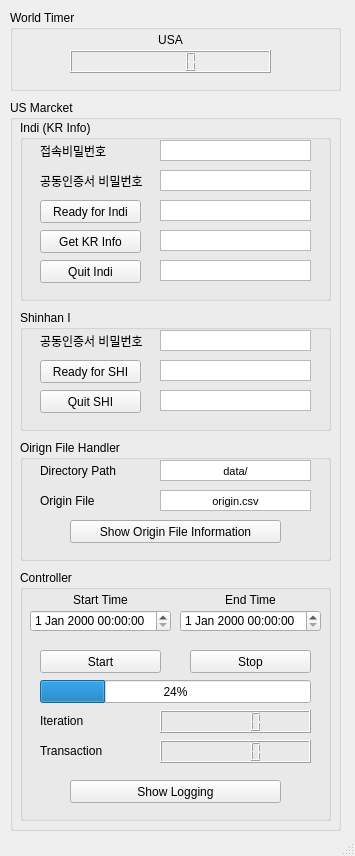
LeoHNLee/portfolio_manager, file pm/templates/main.ui: the form before one commit.
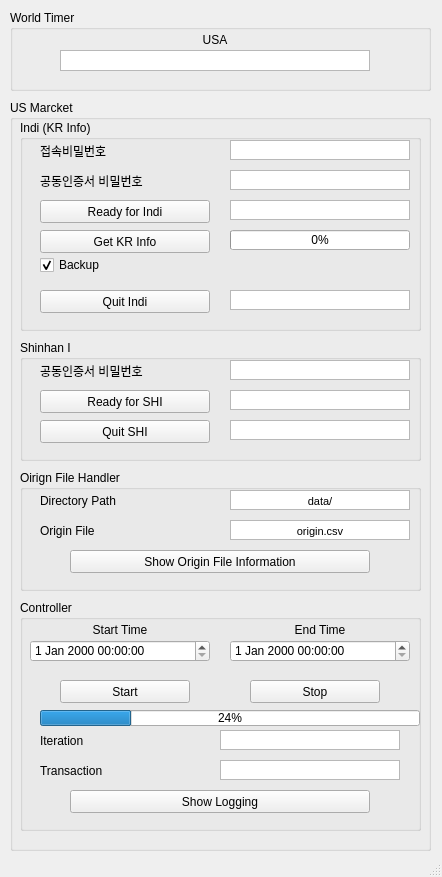
The form after the commit.

Commit message: [dev] Qt w/  indi kr info get

```diff
--- a/pm/templates/main.ui
+++ b/pm/templates/main.ui
@@ -6,8 +6,8 @@
    <rect>
     <x>0</x>
     <y>0</y>
-    <width>355</width>
-    <height>856</height>
+    <width>442</width>
+    <height>877</height>
    </rect>
   </property>
   <property name="windowTitle">
@@ -19,29 +19,19 @@
      <rect>
       <x>10</x>
       <y>10</y>
-      <width>331</width>
+      <width>421</width>
       <height>81</height>
      </rect>
     </property>
     <property name="title">
      <string>World Timer</string>
     </property>
-    <widget class="QLCDNumber" name="lcdNumberUS">
-     <property name="geometry">
-      <rect>
-       <x>60</x>
-       <y>40</y>
-       <width>201</width>
-       <height>23</height>
-      </rect>
-     </property>
-    </widget>
     <widget class="QLabel" name="label">
      <property name="geometry">
       <rect>
        <x>60</x>
        <y>20</y>
-       <width>201</width>
+       <width>290</width>
        <height>20</height>
       </rect>
      </property>
@@ -55,14 +45,37 @@
       <bool>false</bool>
      </property>
     </widget>
+    <widget class="QTextBrowser" name="USCntrIter_tb_2">
+     <property name="geometry">
+      <rect>
+       <x>50</x>
+       <y>40</y>
+       <width>310</width>
+       <height>21</height>
+      </rect>
+     </property>
+     <property name="verticalScrollBarPolicy">
+      <enum>Qt::ScrollBarAlwaysOff</enum>
+     </property>
+     <property name="horizontalScrollBarPolicy">
+      <enum>Qt::ScrollBarAlwaysOff</enum>
+     </property>
+     <property name="html">
+      <string>&lt;!DOCTYPE HTML PUBLIC &quot;-//W3C//DTD HTML 4.0//EN&quot; &quot;http://www.w3.org/TR/REC-html40/strict.dtd&quot;&gt;
+&lt;html&gt;&lt;head&gt;&lt;meta name=&quot;qrichtext&quot; content=&quot;1&quot; /&gt;&lt;style type=&quot;text/css&quot;&gt;
+p, li { white-space: pre-wrap; }
+&lt;/style&gt;&lt;/head&gt;&lt;body style=&quot; font-family:'MS Shell Dlg 2'; font-size:8pt; font-weight:400; font-style:normal;&quot;&gt;
+&lt;p align=&quot;center&quot; style=&quot;-qt-paragraph-type:empty; margin-top:0px; margin-bottom:0px; margin-left:0px; margin-right:0px; -qt-block-indent:0; text-indent:0px;&quot;&gt;&lt;br /&gt;&lt;/p&gt;&lt;/body&gt;&lt;/html&gt;</string>
+     </property>
+    </widget>
    </widget>
    <widget class="QGroupBox" name="groupBox_2">
     <property name="geometry">
      <rect>
       <x>10</x>
       <y>100</y>
-      <width>331</width>
-      <height>731</height>
+      <width>421</width>
+      <height>751</height>
      </rect>
     </property>
     <property name="title">
@@ -73,8 +86,8 @@
       <rect>
        <x>10</x>
        <y>20</y>
-       <width>311</width>
-       <height>181</height>
+       <width>401</width>
+       <height>211</height>
       </rect>
      </property>
      <property name="title">
@@ -85,7 +98,7 @@
        <rect>
         <x>20</x>
         <y>80</y>
-        <width>101</width>
+        <width>170</width>
         <height>23</height>
        </rect>
       </property>
@@ -98,7 +111,7 @@
        <rect>
         <x>20</x>
         <y>110</y>
-        <width>101</width>
+        <width>170</width>
         <height>23</height>
        </rect>
       </property>
@@ -109,10 +122,10 @@
      <widget class="QTextEdit" name="textEdit">
       <property name="geometry">
        <rect>
-        <x>140</x>
+        <x>210</x>
         <y>20</y>
-        <width>151</width>
-        <height>21</height>
+        <width>180</width>
+        <height>20</height>
        </rect>
       </property>
       <property name="verticalScrollBarPolicy">
@@ -140,7 +153,7 @@
        <rect>
         <x>20</x>
         <y>20</y>
-        <width>71</width>
+        <width>170</width>
         <height>21</height>
        </rect>
       </property>
@@ -153,7 +166,7 @@
        <rect>
         <x>20</x>
         <y>50</y>
-        <width>111</width>
+        <width>170</width>
         <height>21</height>
        </rect>
       </property>
@@ -164,10 +177,10 @@
      <widget class="QTextEdit" name="textEdit_2">
       <property name="geometry">
        <rect>
-        <x>140</x>
+        <x>210</x>
         <y>50</y>
-        <width>151</width>
-        <height>21</height>
+        <width>180</width>
+        <height>20</height>
        </rect>
       </property>
       <property name="verticalScrollBarPolicy">
@@ -187,33 +200,10 @@
      <widget class="QTextBrowser" name="textBrowser">
       <property name="geometry">
        <rect>
-        <x>140</x>
+        <x>210</x>
         <y>80</y>
-        <width>151</width>
-        <height>21</height>
-       </rect>
-      </property>
-      <property name="verticalScrollBarPolicy">
-       <enum>Qt::ScrollBarAlwaysOff</enum>
-      </property>
-      <property name="horizontalScrollBarPolicy">
-       <enum>Qt::ScrollBarAlwaysOff</enum>
-      </property>
-      <property name="html">
-       <string>&lt;!DOCTYPE HTML PUBLIC &quot;-//W3C//DTD HTML 4.0//EN&quot; &quot;http://www.w3.org/TR/REC-html40/strict.dtd&quot;&gt;
-&lt;html&gt;&lt;head&gt;&lt;meta name=&quot;qrichtext&quot; content=&quot;1&quot; /&gt;&lt;style type=&quot;text/css&quot;&gt;
-p, li { white-space: pre-wrap; }
-&lt;/style&gt;&lt;/head&gt;&lt;body style=&quot; font-family:'MS Shell Dlg 2'; font-size:8pt; font-weight:400; font-style:normal;&quot;&gt;
-&lt;p align=&quot;center&quot; style=&quot;-qt-paragraph-type:empty; margin-top:0px; margin-bottom:0px; margin-left:0px; margin-right:0px; -qt-block-indent:0; text-indent:0px;&quot;&gt;&lt;br /&gt;&lt;/p&gt;&lt;/body&gt;&lt;/html&gt;</string>
-      </property>
-     </widget>
-     <widget class="QTextBrowser" name="textBrowser_2">
-      <property name="geometry">
-       <rect>
-        <x>140</x>
-        <y>110</y>
-        <width>151</width>
-        <height>21</height>
+        <width>180</width>
+        <height>20</height>
        </rect>
       </property>
       <property name="verticalScrollBarPolicy">
@@ -233,10 +223,10 @@
      <widget class="QTextBrowser" name="textBrowser_3">
       <property name="geometry">
        <rect>
-        <x>140</x>
-        <y>140</y>
-        <width>151</width>
-        <height>21</height>
+        <x>210</x>
+        <y>170</y>
+        <width>180</width>
+        <height>20</height>
        </rect>
       </property>
       <property name="verticalScrollBarPolicy">
@@ -257,8 +247,8 @@
       <property name="geometry">
        <rect>
         <x>20</x>
-        <y>140</y>
-        <width>101</width>
+        <y>170</y>
+        <width>170</width>
         <height>23</height>
        </rect>
       </property>
@@ -266,14 +256,46 @@
        <string>Quit Indi</string>
       </property>
      </widget>
+     <widget class="QCheckBox" name="USIndiGetBackup_cb">
+      <property name="geometry">
+       <rect>
+        <x>20</x>
+        <y>130</y>
+        <width>180</width>
+        <height>30</height>
+       </rect>
+      </property>
+      <property name="mouseTracking">
+       <bool>true</bool>
+      </property>
+      <property name="text">
+       <string>Backup</string>
+      </property>
+      <property name="checked">
+       <bool>true</bool>
+      </property>
+     </widget>
+     <widget class="QProgressBar" name="USIndiGet_pb">
+      <property name="geometry">
+       <rect>
+        <x>210</x>
+        <y>110</y>
+        <width>180</width>
+        <height>20</height>
+       </rect>
+      </property>
+      <property name="value">
+       <number>0</number>
+      </property>
+     </widget>
     </widget>
     <widget class="QGroupBox" name="groupBox_4">
      <property name="geometry">
       <rect>
        <x>10</x>
-       <y>470</y>
-       <width>311</width>
-       <height>251</height>
+       <y>500</y>
+       <width>401</width>
+       <height>231</height>
       </rect>
      </property>
      <property name="title">
@@ -282,9 +304,9 @@
      <widget class="QLabel" name="label_4">
       <property name="geometry">
        <rect>
-        <x>160</x>
+        <x>210</x>
         <y>20</y>
-        <width>141</width>
+        <width>180</width>
         <height>20</height>
        </rect>
       </property>
@@ -303,7 +325,7 @@
        <rect>
         <x>10</x>
         <y>40</y>
-        <width>141</width>
+        <width>180</width>
         <height>22</height>
        </rect>
       </property>
@@ -321,9 +343,9 @@
      <widget class="QDateTimeEdit" name="USCntrEndTime">
       <property name="geometry">
        <rect>
-        <x>160</x>
+        <x>210</x>
         <y>40</y>
-        <width>141</width>
+        <width>180</width>
         <height>22</height>
        </rect>
       </property>
@@ -331,9 +353,9 @@
      <widget class="QPushButton" name="USCntrrEnd">
       <property name="geometry">
        <rect>
-        <x>170</x>
+        <x>230</x>
         <y>80</y>
-        <width>121</width>
+        <width>130</width>
         <height>23</height>
        </rect>
       </property>
@@ -344,9 +366,9 @@
      <widget class="QPushButton" name="USCntrStart">
       <property name="geometry">
        <rect>
-        <x>20</x>
+        <x>40</x>
         <y>80</y>
-        <width>121</width>
+        <width>130</width>
         <height>23</height>
        </rect>
       </property>
@@ -359,7 +381,7 @@
        <rect>
         <x>10</x>
         <y>20</y>
-        <width>141</width>
+        <width>180</width>
         <height>20</height>
        </rect>
       </property>
@@ -377,8 +399,8 @@
       <property name="geometry">
        <rect>
         <x>20</x>
-        <y>140</y>
-        <width>111</width>
+        <y>130</y>
+        <width>170</width>
         <height>21</height>
        </rect>
       </property>
@@ -390,8 +412,8 @@
       <property name="geometry">
        <rect>
         <x>20</x>
-        <y>170</y>
-        <width>111</width>
+        <y>160</y>
+        <width>170</width>
         <height>21</height>
        </rect>
       </property>
@@ -403,8 +425,8 @@
       <property name="geometry">
        <rect>
         <x>50</x>
-        <y>210</y>
-        <width>211</width>
+        <y>190</y>
+        <width>300</width>
         <height>23</height>
        </rect>
       </property>
@@ -417,41 +439,67 @@
        <rect>
         <x>20</x>
         <y>110</y>
-        <width>271</width>
-        <height>23</height>
+        <width>380</width>
+        <height>16</height>
        </rect>
       </property>
       <property name="value">
        <number>24</number>
       </property>
      </widget>
-     <widget class="QLCDNumber" name="lcdNumber">
+     <widget class="QTextBrowser" name="USCntrIter_tb">
       <property name="geometry">
        <rect>
-        <x>140</x>
-        <y>140</y>
-        <width>151</width>
-        <height>23</height>
+        <x>200</x>
+        <y>130</y>
+        <width>180</width>
+        <height>20</height>
        </rect>
       </property>
+      <property name="verticalScrollBarPolicy">
+       <enum>Qt::ScrollBarAlwaysOff</enum>
+      </property>
+      <property name="horizontalScrollBarPolicy">
+       <enum>Qt::ScrollBarAlwaysOff</enum>
+      </property>
+      <property name="html">
+       <string>&lt;!DOCTYPE HTML PUBLIC &quot;-//W3C//DTD HTML 4.0//EN&quot; &quot;http://www.w3.org/TR/REC-html40/strict.dtd&quot;&gt;
+&lt;html&gt;&lt;head&gt;&lt;meta name=&quot;qrichtext&quot; content=&quot;1&quot; /&gt;&lt;style type=&quot;text/css&quot;&gt;
+p, li { white-space: pre-wrap; }
+&lt;/style&gt;&lt;/head&gt;&lt;body style=&quot; font-family:'MS Shell Dlg 2'; font-size:8pt; font-weight:400; font-style:normal;&quot;&gt;
+&lt;p align=&quot;center&quot; style=&quot;-qt-paragraph-type:empty; margin-top:0px; margin-bottom:0px; margin-left:0px; margin-right:0px; -qt-block-indent:0; text-indent:0px;&quot;&gt;&lt;br /&gt;&lt;/p&gt;&lt;/body&gt;&lt;/html&gt;</string>
+      </property>
      </widget>
-     <widget class="QLCDNumber" name="lcdNumber_2">
+     <widget class="QTextBrowser" name="USCntrTrans_tb">
       <property name="geometry">
        <rect>
-        <x>140</x>
-        <y>170</y>
-        <width>151</width>
-        <height>23</height>
+        <x>200</x>
+        <y>160</y>
+        <width>180</width>
+        <height>20</height>
        </rect>
       </property>
+      <property name="verticalScrollBarPolicy">
+       <enum>Qt::ScrollBarAlwaysOff</enum>
+      </property>
+      <property name="horizontalScrollBarPolicy">
+       <enum>Qt::ScrollBarAlwaysOff</enum>
+      </property>
+      <property name="html">
+       <string>&lt;!DOCTYPE HTML PUBLIC &quot;-//W3C//DTD HTML 4.0//EN&quot; &quot;http://www.w3.org/TR/REC-html40/strict.dtd&quot;&gt;
+&lt;html&gt;&lt;head&gt;&lt;meta name=&quot;qrichtext&quot; content=&quot;1&quot; /&gt;&lt;style type=&quot;text/css&quot;&gt;
+p, li { white-space: pre-wrap; }
+&lt;/style&gt;&lt;/head&gt;&lt;body style=&quot; font-family:'MS Shell Dlg 2'; font-size:8pt; font-weight:400; font-style:normal;&quot;&gt;
+&lt;p align=&quot;center&quot; style=&quot;-qt-paragraph-type:empty; margin-top:0px; margin-bottom:0px; margin-left:0px; margin-right:0px; -qt-block-indent:0; text-indent:0px;&quot;&gt;&lt;br /&gt;&lt;/p&gt;&lt;/body&gt;&lt;/html&gt;</string>
+      </property>
      </widget>
     </widget>
     <widget class="QGroupBox" name="groupBox_5">
      <property name="geometry">
       <rect>
        <x>10</x>
-       <y>210</y>
-       <width>311</width>
+       <y>240</y>
+       <width>401</width>
        <height>121</height>
       </rect>
      </property>
@@ -461,10 +509,10 @@
      <widget class="QTextEdit" name="textEdit_3">
       <property name="geometry">
        <rect>
-        <x>140</x>
+        <x>210</x>
         <y>20</y>
-        <width>151</width>
-        <height>21</height>
+        <width>180</width>
+        <height>20</height>
        </rect>
       </property>
       <property name="verticalScrollBarPolicy">
@@ -486,7 +534,7 @@
        <rect>
         <x>20</x>
         <y>20</y>
-        <width>111</width>
+        <width>170</width>
         <height>21</height>
        </rect>
       </property>
@@ -499,7 +547,7 @@
        <rect>
         <x>20</x>
         <y>50</y>
-        <width>101</width>
+        <width>170</width>
         <height>23</height>
        </rect>
       </property>
@@ -510,10 +558,10 @@
      <widget class="QTextBrowser" name="textBrowser_4">
       <property name="geometry">
        <rect>
-        <x>140</x>
+        <x>210</x>
         <y>50</y>
-        <width>151</width>
-        <height>21</height>
+        <width>180</width>
+        <height>20</height>
        </rect>
       </property>
       <property name="verticalScrollBarPolicy">
@@ -535,7 +583,7 @@
        <rect>
         <x>20</x>
         <y>80</y>
-        <width>101</width>
+        <width>170</width>
         <height>23</height>
        </rect>
       </property>
@@ -546,10 +594,10 @@
      <widget class="QTextBrowser" name="textBrowser_5">
       <property name="geometry">
        <rect>
-        <x>140</x>
+        <x>210</x>
         <y>80</y>
-        <width>151</width>
-        <height>21</height>
+        <width>180</width>
+        <height>20</height>
        </rect>
       </property>
       <property name="verticalScrollBarPolicy">
@@ -571,8 +619,8 @@
      <property name="geometry">
       <rect>
        <x>10</x>
-       <y>340</y>
-       <width>311</width>
+       <y>370</y>
+       <width>401</width>
        <height>121</height>
       </rect>
      </property>
@@ -582,10 +630,10 @@
      <widget class="QTextEdit" name="textEdit_4">
       <property name="geometry">
        <rect>
-        <x>140</x>
+        <x>210</x>
         <y>20</y>
-        <width>151</width>
-        <height>21</height>
+        <width>180</width>
+        <height>20</height>
        </rect>
       </property>
       <property name="verticalScrollBarPolicy">
@@ -605,10 +653,10 @@
      <widget class="QTextEdit" name="textEdit_5">
       <property name="geometry">
        <rect>
-        <x>140</x>
+        <x>210</x>
         <y>50</y>
-        <width>151</width>
-        <height>21</height>
+        <width>180</width>
+        <height>20</height>
        </rect>
       </property>
       <property name="verticalScrollBarPolicy">
@@ -630,7 +678,7 @@
        <rect>
         <x>50</x>
         <y>80</y>
-        <width>211</width>
+        <width>300</width>
         <height>23</height>
        </rect>
       </property>
@@ -643,7 +691,7 @@
        <rect>
         <x>20</x>
         <y>20</y>
-        <width>111</width>
+        <width>170</width>
         <height>21</height>
        </rect>
       </property>
@@ -656,7 +704,7 @@
        <rect>
         <x>20</x>
         <y>50</y>
-        <width>111</width>
+        <width>170</width>
         <height>21</height>
        </rect>
       </property>
```
Left out of the diff: 10 changed lines with no effect on the pictures. The commit also changes 7 other files.
